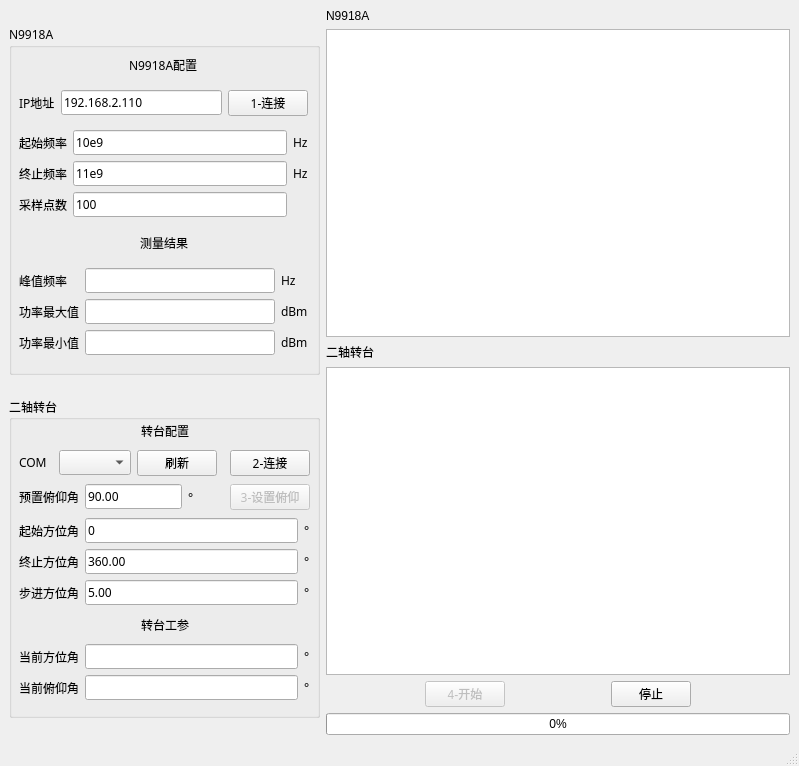
Qt form mainwindow.ui (ArtisticZhao/antenna_pattern) before a commit.
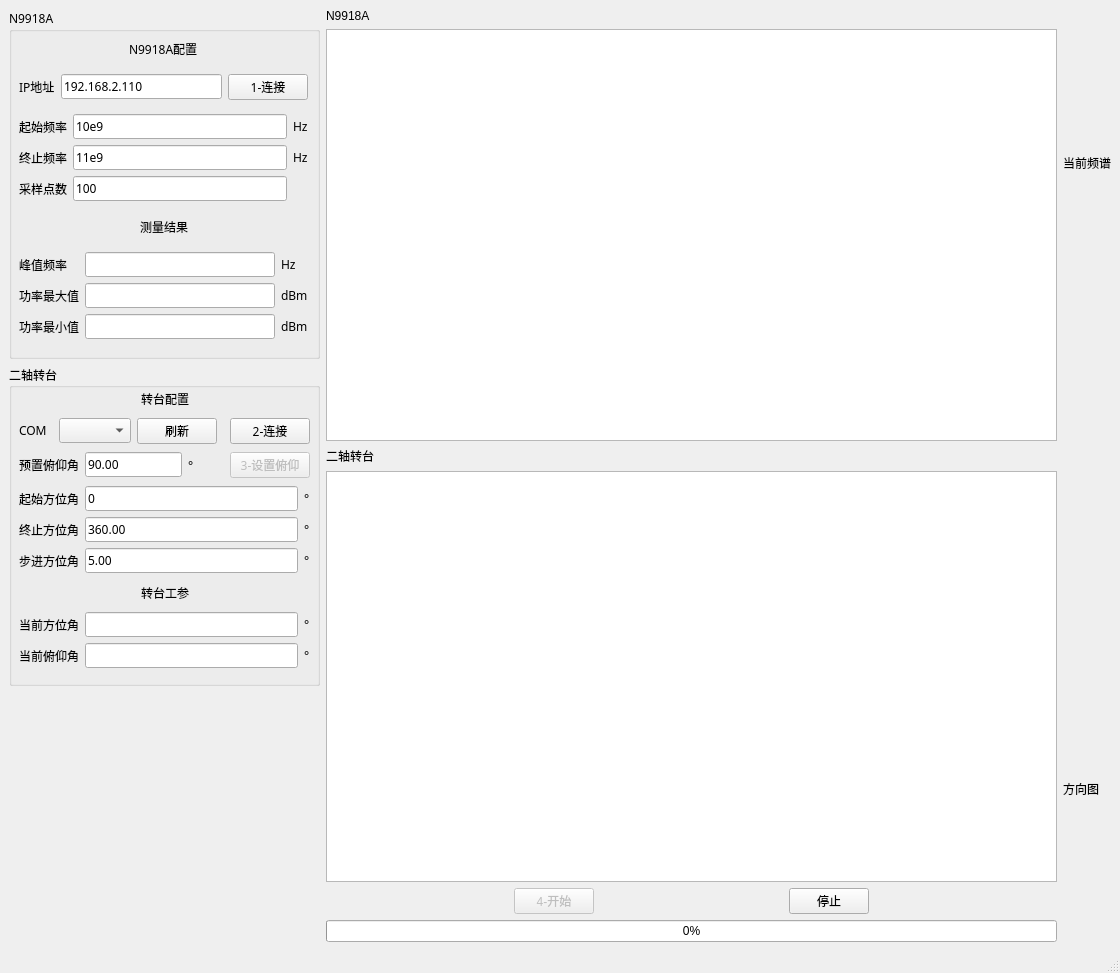
The same form after that commit. Custom widgets are drawn as their Qt base class.

Commit message: 添加单次测量频谱控件, 并能显示频谱

The edit to the form file:
```diff
--- a/mainwindow.ui
+++ b/mainwindow.ui
@@ -9,8 +9,8 @@
    <rect>
     <x>0</x>
     <y>0</y>
-    <width>799</width>
-    <height>766</height>
+    <width>1120</width>
+    <height>973</height>
    </rect>
   </property>
   <property name="windowTitle">
@@ -739,6 +739,19 @@
         </widget>
        </widget>
       </item>
+      <item>
+       <spacer name="verticalSpacer_2">
+        <property name="orientation">
+         <enum>Qt::Vertical</enum>
+        </property>
+        <property name="sizeHint" stdset="0">
+         <size>
+          <width>20</width>
+          <height>40</height>
+         </size>
+        </property>
+       </spacer>
+      </item>
      </layout>
     </item>
     <item>
@@ -855,6 +868,27 @@
       </item>
      </layout>
     </item>
+    <item>
+     <layout class="QVBoxLayout" name="verticalLayout_5">
+      <item>
+       <widget class="QLabel" name="label_33">
+        <property name="text">
+         <string>当前频谱</string>
+        </property>
+       </widget>
+      </item>
+      <item>
+       <widget class="QwtPlot" name="qwt_spectrum"/>
+      </item>
+      <item>
+       <widget class="QLabel" name="label_32">
+        <property name="text">
+         <string>方向图</string>
+        </property>
+       </widget>
+      </item>
+     </layout>
+    </item>
    </layout>
   </widget>
   <widget class="QMenuBar" name="menubar">
@@ -869,6 +903,13 @@
   </widget>
   <widget class="QStatusBar" name="statusbar"/>
  </widget>
+ <customwidgets>
+  <customwidget>
+   <class>QwtPlot</class>
+   <extends>QFrame</extends>
+   <header>qwt_plot.h</header>
+  </customwidget>
+ </customwidgets>
  <resources/>
  <connections/>
 </ui>
```
Left out of the diff: 2 changed lines with no effect on the pictures. The commit also changes 3 other files.
